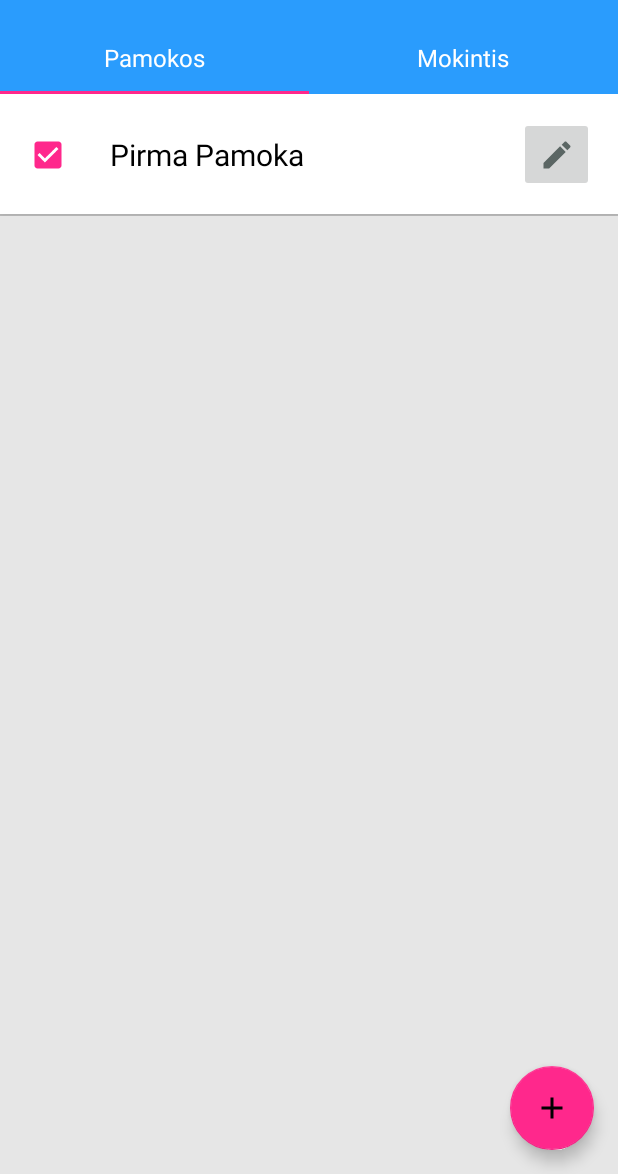
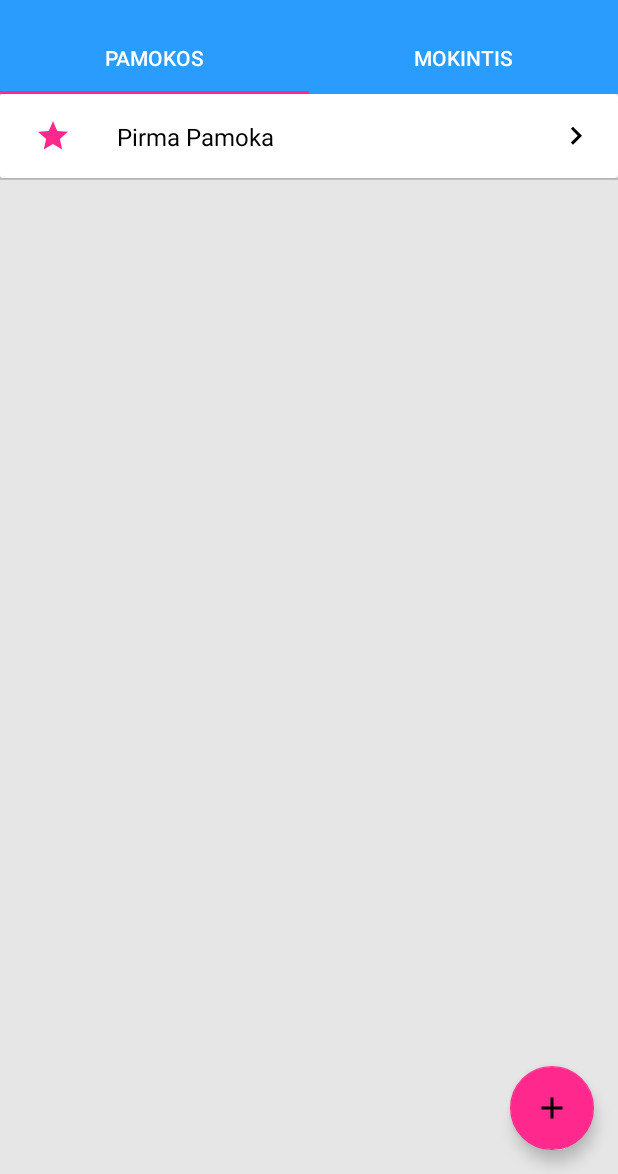
Before and after one commit to Vampyrian/NaujasMokinkisZodzius, an Android app: the screen it shows after launch (MainActivity), on a phone screen of 412 x 824 dp, the part 62-1236 px from its top. Run offline under Robolectric (Android 15) with nearby library versions, the phone set to English and light mode, and no system bars; our stand-ins replace Dagger/Hilt's generated code, Room's generated code, data binding.

Commit message:
Beveik viska sutvarkiau pagal dizain gida. Liko tik mokinimosi langas

```diff
--- /dev/null
+++ b/app/src/main/res/drawable/check_box_bg.xml
@@ -0,0 +1,7 @@
+<?xml version="1.0" encoding="utf-8"?>
+<selector xmlns:android="http://schemas.android.com/apk/res/android">
+
+    <item android:state_checked="true" android:drawable="@drawable/ic_star_fill" />
+    <item  android:state_checked="false" android:drawable="@drawable/ic_star_empty"/>
+    <item android:drawable="@drawable/ic_star_empty"  />
+</selector>
--- /dev/null
+++ b/app/src/main/res/drawable/ic_arrow_right.xml
@@ -0,0 +1,10 @@
+<vector xmlns:android="http://schemas.android.com/apk/res/android"
+        android:width="24dp"
+        android:height="24dp"
+        android:viewportWidth="24.0"
+        android:viewportHeight="24.0">
+    <path
+        android:fillColor="#FF000000"
+        android:pathData="M8.59,16.34l4.58,-4.59 -4.58,-4.59L10,5.75l6,6 -6,6z"/>
+
+</vector>
--- /dev/null
+++ b/app/src/main/res/drawable/ic_star_empty.xml
@@ -0,0 +1,9 @@
+<vector xmlns:android="http://schemas.android.com/apk/res/android"
+        android:width="24dp"
+        android:height="24dp"
+        android:viewportWidth="24.0"
+        android:viewportHeight="24.0">
+    <path
+        android:fillColor="@color/colorAccent"
+        android:pathData="M22,9.24l-7.19,-0.62L12,2 9.19,8.63 2,9.24l5.46,4.73L5.82,21 12,17.27 18.18,21l-1.63,-7.03L22,9.24zM12,15.4l-3.76,2.27 1,-4.28 -3.32,-2.88 4.38,-0.38L12,6.1l1.71,4.04 4.38,0.38 -3.32,2.88 1,4.28L12,15.4z"/>
+</vector>
--- /dev/null
+++ b/app/src/main/res/drawable/ic_star_fill.xml
@@ -0,0 +1,9 @@
+<vector xmlns:android="http://schemas.android.com/apk/res/android"
+        android:width="24dp"
+        android:height="24dp"
+        android:viewportWidth="24.0"
+        android:viewportHeight="24.0">
+    <path
+        android:fillColor="@color/colorAccent"
+        android:pathData="M12,17.27L18.18,21l-1.64,-7.03L22,9.24l-7.19,-0.61L12,2 9.19,8.63 2,9.24l5.46,4.73L5.82,21z"/>
+</vector>
--- a/app/src/main/res/layout/lesson_edit_fragment.xml
+++ b/app/src/main/res/layout/lesson_edit_fragment.xml
@@ -37,7 +37,6 @@
                 android:layout_marginEnd="8dp"
                 android:onClick="@{lessonEditFragment::deleteLessonClicked}"
                 android:text="@string/delete"
-                android:textSize="16sp"
                 app:layout_constraintBaseline_toBaselineOf="@+id/save_lesson_name"
                 app:layout_constraintEnd_toStartOf="@+id/save_lesson_name" />
 
@@ -61,7 +60,6 @@
                 android:layout_marginTop="24dp"
                 android:onClick="@{lessonEditFragment::saveLessonClicked}"
                 android:text="@string/save"
-                android:textSize="16sp"
                 app:layout_constraintEnd_toEndOf="@+id/word"
                 app:layout_constraintTop_toBottomOf="@+id/word" />
 
--- a/app/src/main/res/layout/lesson_list_row.xml
+++ b/app/src/main/res/layout/lesson_list_row.xml
@@ -14,72 +14,62 @@
 
     <android.support.v7.widget.CardView
         android:layout_width="match_parent"
-        android:layout_height="@dimen/row_height"
+        android:layout_height="wrap_content"
         app:cardBackgroundColor="@color/cardView_background"
-        app:cardCornerRadius="@dimen/cardView_corner_radius"
-        app:cardElevation="@dimen/cardView_elevation"
-        app:contentPadding="@dimen/cardView_content_pading">
+        app:cardElevation="2dp"
+        app:contentPadding="8dp">
 
         <android.support.constraint.ConstraintLayout
             android:id="@+id/constrain_layout"
             android:layout_width="match_parent"
             android:layout_height="match_parent">
 
-
             <CheckBox
                 android:id="@+id/lesson_selected"
-                android:layout_width="30dp"
-                android:layout_height="30dp"
-                android:layout_marginBottom="8dp"
-                android:layout_marginStart="8dp"
-                android:layout_marginTop="8dp"
+                style="@style/AvatarInRow"
+                android:button="@drawable/check_box_bg"
                 android:checked="@{lesson.selected == 1 ? true : false}"
                 android:onClick="@{() -> callback.onSelect(lesson)}"
-                android:textColorLink="@color/colorPrimary"
                 app:layout_constraintBottom_toBottomOf="parent"
+                app:layout_constraintEnd_toStartOf="@+id/guideline"
                 app:layout_constraintStart_toStartOf="parent"
                 app:layout_constraintTop_toTopOf="parent" />
 
-
-
-
-
-
             <TextView
                 android:id="@+id/lesson_name"
-                style="@style/RowTextView"
+                style="@style/Text.FirstLineInRow"
                 android:layout_width="0dp"
-                android:layout_height="@dimen/textView_height"
-                android:layout_marginBottom="8dp"
-                android:layout_marginEnd="8dp"
-                android:layout_marginStart="@dimen/row_start_pading"
-                android:layout_marginTop="8dp"
-                android:gravity="center_vertical"
+                android:layout_height="wrap_content"
                 android:onClick="@{() -> callback.onClick(lesson)}"
                 android:text="@{lesson.name}"
                 app:layout_constraintBottom_toBottomOf="parent"
                 app:layout_constraintEnd_toStartOf="@+id/lesson_edit"
-                app:layout_constraintStart_toStartOf="parent"
+                app:layout_constraintStart_toStartOf="@+id/guideline"
                 app:layout_constraintTop_toTopOf="parent" />
 
-
+            <android.support.constraint.Guideline
+                android:id="@+id/guideline"
+                android:layout_width="wrap_content"
+                android:layout_height="wrap_content"
+                android:layout_marginStart="72dp"
+                android:orientation="vertical"
+                app:layout_constraintGuide_begin="70dp"
+                app:layout_constraintStart_toStartOf="parent" />
 
             <ImageButton
                 android:id="@+id/lesson_edit"
-                android:layout_marginBottom="8dp"
+                android:layout_width="wrap_content"
+                android:layout_height="wrap_content"
                 android:layout_marginEnd="8dp"
-                android:layout_marginTop="8dp"
+                android:background="@drawable/ic_arrow_right"
                 android:contentDescription="@string/edit_button"
                 android:onClick="@{() -> callback.onEdit(lesson)}"
-                style="@style/ImageButtonInRow"
                 app:layout_constraintBottom_toBottomOf="parent"
                 app:layout_constraintEnd_toEndOf="parent"
-                app:layout_constraintRight_toRightOf="parent"
-                app:layout_constraintTop_toTopOf="parent"
-                app:srcCompat="@drawable/edit_icon" />
-
-
-
+                app:layout_constraintTop_toTopOf="parent" />
+            <!--android:text="@string/edit"-->
+            <!--android:textSize="12sp"-->
+            <!--style="@style/Button.ActionPositiveSelectableBackground"-->
 
         </android.support.constraint.ConstraintLayout>
 
--- a/app/src/main/res/layout/main_activity.xml
+++ b/app/src/main/res/layout/main_activity.xml
@@ -25,12 +25,15 @@
 
             <android.support.design.widget.TabItem
                 android:id="@+id/tab_item1"
+                style="@style/TabItem"
                 android:layout_width="wrap_content"
                 android:layout_height="wrap_content"
+
                 android:text="@string/tab_bar_lesson" />
 
             <android.support.design.widget.TabItem
                 android:id="@+id/tab_item2"
+                style="@style/TabItem"
                 android:layout_width="wrap_content"
                 android:layout_height="wrap_content"
                 android:text="@string/tab_bar_training" />
--- a/app/src/main/res/layout/word_edit_fragment.xml
+++ b/app/src/main/res/layout/word_edit_fragment.xml
@@ -38,7 +38,6 @@
                 android:layout_marginTop="20dp"
                 android:onClick="@{wordEditFragment::saveWordClicked}"
                 android:text="@string/save"
-                android:textSize="16sp"
                 app:layout_constraintEnd_toEndOf="@+id/translate"
                 app:layout_constraintTop_toBottomOf="@+id/translate" />
 
@@ -48,7 +47,6 @@
                 android:layout_marginEnd="8dp"
                 android:onClick="@{wordEditFragment::deleteWordClicked}"
                 android:text="@string/delete"
-                android:textSize="16sp"
                 app:layout_constraintBaseline_toBaselineOf="@+id/save_word"
                 app:layout_constraintEnd_toStartOf="@+id/save_word" />
 
--- a/app/src/main/res/values/strings.xml
+++ b/app/src/main/res/values/strings.xml
@@ -54,6 +54,7 @@
     <string name="toolbar_preference">Nustatymai</string>
     <string name="toolbar_sing_in">Prisijungti</string>
 
+
     <!--Kvaila pirma pamoka-->
     <string name="dummy_lesson">Pirma Pamoka</string>
     <string name="dummy_word1">Table</string>
@@ -79,16 +80,18 @@
     <string name="new_lesson">Nauja pamoka</string>
     <string name="new_word">Naujas Žodis</string>
 
+
     <!--Tabbar-->
     <style name="tab_bar_pamokos">Pamokos</style>
     <style name="tab_bar_mokintis">Mokintis</style>
+
 
     <!--Word edit langas-->
     <string name="word">Angliškas žodis</string>
     <string name="translate">Lietuviškas vertimas</string>
 
 
-
-
+    <!--Pamoku listo langas-->
+    <string name="edit">Redaguoti</string>
 
 </resources>
--- a/app/src/main/res/values/styles.xml
+++ b/app/src/main/res/values/styles.xml
@@ -34,6 +34,16 @@
         <item name="android:textStyle">bold</item>
     </style>
 
+    <style name="Text.FirstLineInRow">
+        <item name="android:textSize">16sp</item>
+        <item name="android:textColor">@color/black</item>
+    </style>
+
+    <style name="Text.SecondLineInRow">
+        <item name="android:textSize">16sp</item>
+        <item name="android:textColor">@color/gray</item>
+    </style>
+
 
 
     <style name="RowTextView">
@@ -46,6 +56,11 @@
         <item name="android:textStyle">bold</item>
     </style>
 
+    //********************Ikona eiluteje
+    <style name="AvatarInRow">
+        <item name="android:layout_width">40dp</item>
+        <item name="android:layout_height">40dp</item>
+    </style>
 
     //*****************Tekstas mokinimosi ir testuose
     <style name="LerningTextView">
@@ -83,12 +98,14 @@
         <item name="android:textColor">@color/red</item>
         <item name="android:textAllCaps">true</item>
         <item name="android:background">?android:attr/selectableItemBackground</item>
+        <item name="android:textSize">16sp</item>
     </style>
 
     <style name="Button.ActionPositiveSelectableBackground">
         <item name="android:textColor">@color/black</item>
         <item name="android:textAllCaps">true</item>
         <item name="android:background">?android:attr/selectableItemBackground</item>
+        <item name="android:textSize">16sp</item>
     </style>
 
 
@@ -102,8 +119,16 @@
     <style name="DialogBackground">
         <item name="android:background">@color/white</item>
         <item name="android:elevation">24dp</item>
+    </style>
+
+    //*****************************Card Row
+    <style name="Card">
+
+
 
     </style>
+
+
 
 
 
@@ -113,19 +138,16 @@
     <style name="TabLayout">
         <item name="android:background">@color/colorPrimary</item>
         <item name="android:elevation">0dp</item>
-        <item name="tabTextAppearance">@style/TabLayoutText</item>
         <item name="tabIndicatorHeight">2dp</item>
         <item name="tabSelectedTextColor">@color/white</item>
         <item name="android:textAllCaps">true</item>
         <item name="tabTextColor">@color/white</item>
     </style>
 
-    <style name="TabLayoutText">
-        <item name="textAllCaps">false</item>
-        <item name="android:textSize">16sp</item>
-        <item name="android:textAllCaps">false</item>
-        <item name="android:textStyle">normal</item>
+    <style name="TabItem">
+        <item name="android:textSize">13sp</item>
     </style>
+
 
 
 
```
Also changed, not shown: app/src/main/res/drawable/ic_arrow_drop_down_circle_black_24dp.xml (added, +9 -0 lines), app/src/main/res/layout/word_list_row.xml (+25 -27 lines), 2 other files.
